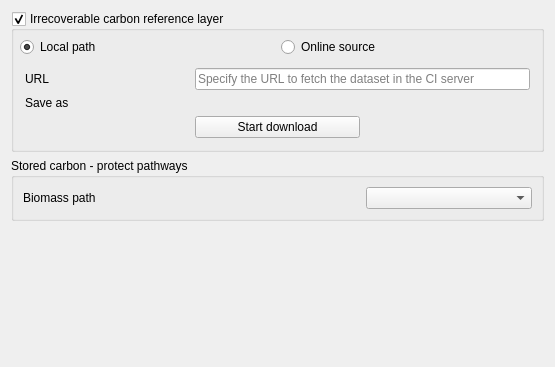
Qt form src/cplus_plugin/ui/carbon_settings.ui (ConservationInternational/cplus-plugin) before a commit.
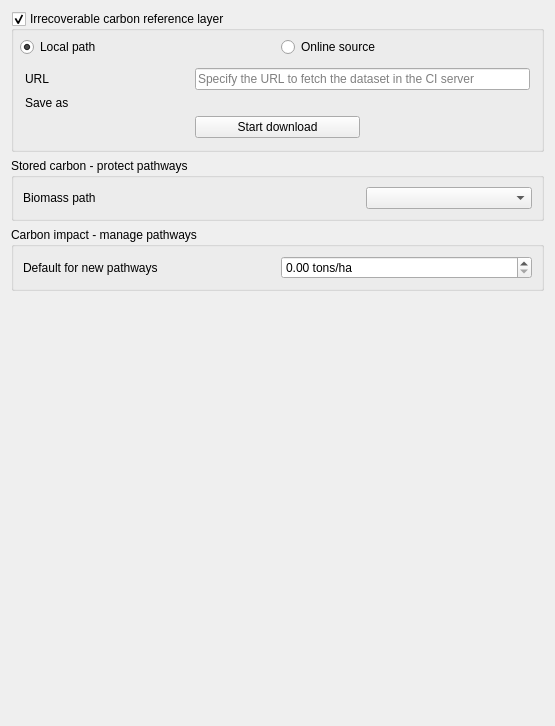
The same form after that commit. Custom widgets are drawn as their Qt base class.

Commit message: Incorporate UI options for carbon impact of manage pathways.

Patch:
```diff
--- a/src/cplus_plugin/ui/carbon_settings.ui
+++ b/src/cplus_plugin/ui/carbon_settings.ui
@@ -7,7 +7,7 @@
     <x>0</x>
     <y>0</y>
     <width>555</width>
-    <height>367</height>
+    <height>726</height>
    </rect>
   </property>
   <property name="windowTitle">
@@ -225,6 +225,53 @@
      </layout>
     </widget>
    </item>
+   <item>
+    <widget class="QgsCollapsibleGroupBox" name="gb_carbon_management">
+     <property name="sizePolicy">
+      <sizepolicy hsizetype="Preferred" vsizetype="Fixed">
+       <horstretch>0</horstretch>
+       <verstretch>0</verstretch>
+      </sizepolicy>
+     </property>
+     <property name="minimumSize">
+      <size>
+       <width>0</width>
+       <height>0</height>
+      </size>
+     </property>
+     <property name="title">
+      <string>Carbon impact - manage pathways</string>
+     </property>
+     <layout class="QGridLayout" name="gridLayout_2">
+      <item row="0" column="0">
+       <widget class="QLabel" name="label_4">
+        <property name="text">
+         <string>Default for new pathways</string>
+        </property>
+       </widget>
+      </item>
+      <item row="0" column="1">
+       <widget class="QgsDoubleSpinBox" name="sb_management_default">
+        <property name="specialValueText">
+         <string/>
+        </property>
+        <property name="suffix">
+         <string> tons/ha</string>
+        </property>
+        <property name="maximum">
+         <double>100000000.000000000000000</double>
+        </property>
+        <property name="singleStep">
+         <double>10.000000000000000</double>
+        </property>
+        <property name="clearValue">
+         <bool>false</bool>
+        </property>
+       </widget>
+      </item>
+     </layout>
+    </widget>
+   </item>
    <item>
     <spacer name="verticalSpacer">
      <property name="orientation">
@@ -233,7 +280,7 @@
      <property name="sizeHint" stdset="0">
       <size>
        <width>20</width>
-       <height>178</height>
+       <height>444</height>
       </size>
      </property>
     </spacer>
@@ -247,6 +294,11 @@
    <header>qgscollapsiblegroupbox.h</header>
    <container>1</container>
   </customwidget>
+  <customwidget>
+   <class>QgsDoubleSpinBox</class>
+   <extends>QDoubleSpinBox</extends>
+   <header>qgsdoublespinbox.h</header>
+  </customwidget>
   <customwidget>
    <class>QgsFileWidget</class>
    <extends>QWidget</extends>
```
The commit also changes 9 other files.
